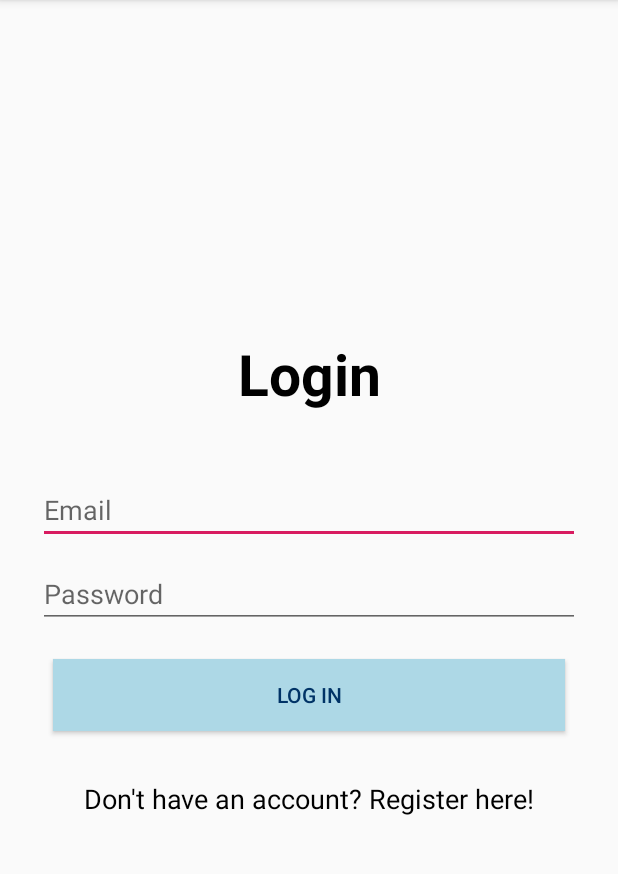
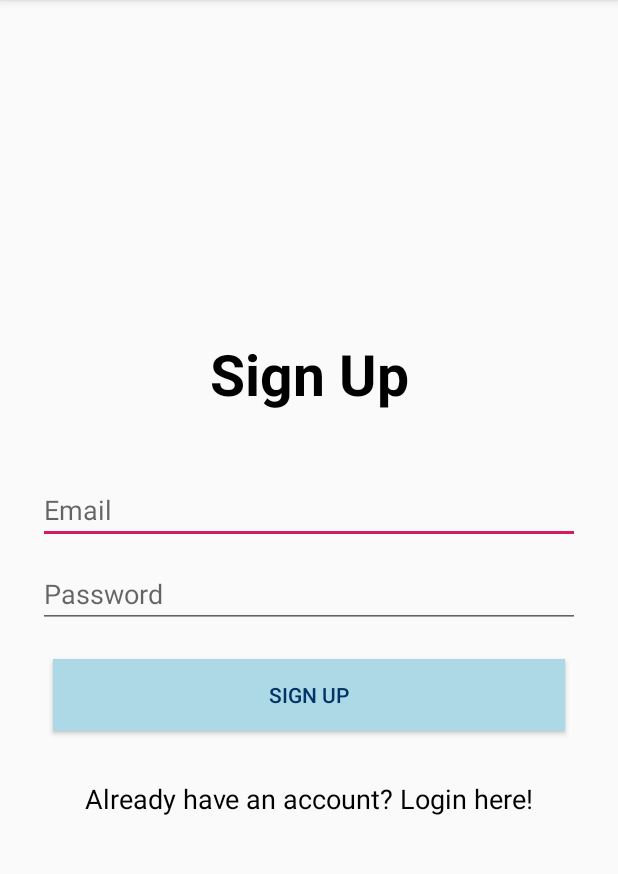
Before and after one commit to Master-Wangus/OlFriends, an Android app: the screen it shows after launch (LoginActivity before the commit, SignupActivity after it), on a phone screen of 412 x 824 dp, the part 84-958 px from its top. Run offline under Robolectric (Android 15) with nearby library versions, the phone set to English and light mode, and no system bars; our stand-ins replace Firebase (no records; nobody signed in at launch, a user with empty details on screens opened directly).

Commit message:
Abit of Signup

```diff
--- a/app/src/main/AndroidManifest.xml
+++ b/app/src/main/AndroidManifest.xml
@@ -10,7 +10,8 @@
         android:supportsRtl="true"
         android:theme="@style/AppTheme">
         <activity android:name=".MainActivity"/>
-        <activity android:name=".LoginActivity">
+        <activity android:name=".LoginActivity"/>
+        <activity android:name=".SignupActivity">
             <intent-filter>
                 <action android:name="android.intent.action.MAIN" />
 
--- a/app/src/main/java/com/example/wesle/olfriends/SignupActivity.java
+++ b/app/src/main/java/com/example/wesle/olfriends/SignupActivity.java
@@ -1,4 +1,102 @@
 package com.example.wesle.olfriends;
+import android.content.Intent;
+import android.os.Bundle;
+import android.support.annotation.NonNull;
+import android.support.v7.app.AppCompatActivity;
+import android.text.TextUtils;
+import android.view.View;
+import android.widget.Button;
+import android.widget.EditText;
+import android.widget.ProgressBar;
+import android.widget.Toast;
+import com.google.android.gms.tasks.OnCompleteListener;
+import com.google.android.gms.tasks.Task;
+import com.google.firebase.auth.AuthResult;
+import com.google.firebase.auth.FirebaseAuth;
 
-public class SignupActivity {
+public class SignupActivity extends AppCompatActivity {
+
+    private EditText inputEmail, inputPassword;
+    private Button btnSignUp;
+    private ProgressBar progressBar;
+    private FirebaseAuth auth;
+
+    @Override
+    protected void onCreate(Bundle savedInstanceState) {
+        super.onCreate(savedInstanceState);
+        setContentView(R.layout.activity_signup);
+
+        //Get Firebase auth instance
+        auth = FirebaseAuth.getInstance();
+        btnSignUp = (Button) findViewById(R.id.btnSignUp);
+        inputEmail = (EditText) findViewById(R.id.editTextEmail);
+        inputPassword = (EditText) findViewById(R.id.editTextPassword);
+        progressBar = (ProgressBar) findViewById(R.id.progressBar);
+
+        btnSignUp.setOnClickListener(new View.OnClickListener() {
+            @Override
+            public void onClick(View v) {
+                startActivity(new Intent(SignupActivity.this, LoginActivity.class));
+            }
+        });
+
+        btnSignUp.setOnClickListener(new View.OnClickListener() {
+            @Override
+            public void onClick(View v) {
+                finish();
+            }
+        });
+
+        btnSignUp.setOnClickListener(new View.OnClickListener() {
+            @Override
+            public void onClick(View v) {
+
+                String email = inputEmail.getText().toString().trim();
+                String password = inputPassword.getText().toString().trim();
+
+                if (TextUtils.isEmpty(email)) {
+                    Toast.makeText(getApplicationContext(), "Enter email address!", Toast.LENGTH_SHORT).show();
+                    return;
+                }
+
+                if (TextUtils.isEmpty(password)) {
+                    Toast.makeText(getApplicationContext(), "Enter password!", Toast.LENGTH_SHORT).show();
+                    return;
+                }
+
+                if (password.length() < 6) {
+                    Toast.makeText(getApplicationContext(), "Password too short, enter minimum 6 characters!", Toast.LENGTH_SHORT).show();
+                    return;
+                }
+
+                progressBar.setVisibility(View.VISIBLE);
+                //create user
+                auth.createUserWithEmailAndPassword(email, password)
+                        .addOnCompleteListener(SignupActivity.this, new OnCompleteListener<AuthResult>() {
+                            @Override
+                            public void onComplete(@NonNull Task<AuthResult> task) {
+                                Toast.makeText(SignupActivity.this, "createUserWithEmail:onComplete:" + task.isSuccessful(), Toast.LENGTH_SHORT).show();
+                                progressBar.setVisibility(View.GONE);
+                                // If sign in fails, display a message to the user. If sign in succeeds
+                                // the auth state listener will be notified and logic to handle the
+                                // signed in user can be handled in the listener.
+                                if (!task.isSuccessful()) {
+                                    Toast.makeText(SignupActivity.this, "Authentication failed." + task.getException(),
+                                            Toast.LENGTH_SHORT).show();
+                                } else {
+                                    startActivity(new Intent(SignupActivity.this, MainActivity.class));
+                                    finish();
+                                }
+                            }
+                        });
+
+            }
+        });
+    }
+
+    @Override
+    protected void onResume() {
+        super.onResume();
+        progressBar.setVisibility(View.GONE);
+    }
 }
--- a/app/src/main/res/layout/activity_signup.xml
+++ b/app/src/main/res/layout/activity_signup.xml
@@ -60,6 +60,14 @@
             android:textColor="#000000"
             android:id="@+id/txtViewSignUp"/>
 
+        <ProgressBar
+            android:id="@+id/progressBar"
+            android:layout_width="30dp"
+            android:layout_height="30dp"
+            android:layout_gravity="center|bottom"
+            android:layout_marginBottom="20dp"
+            android:visibility="gone" />
+
 
     </LinearLayout>
 
```
